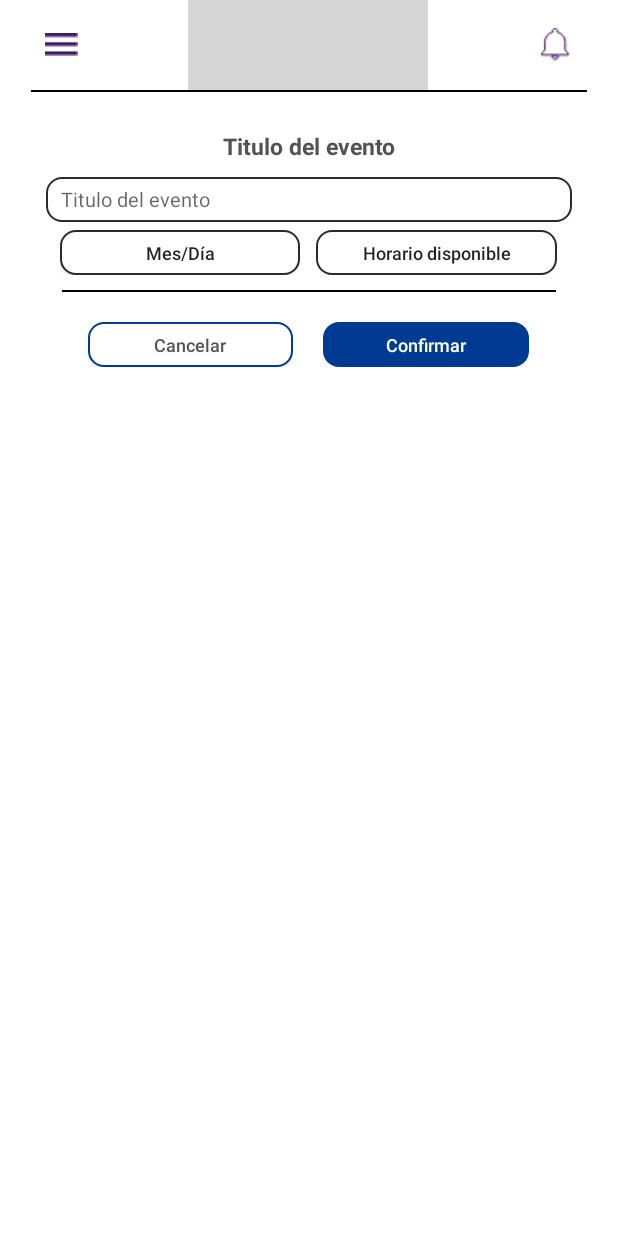
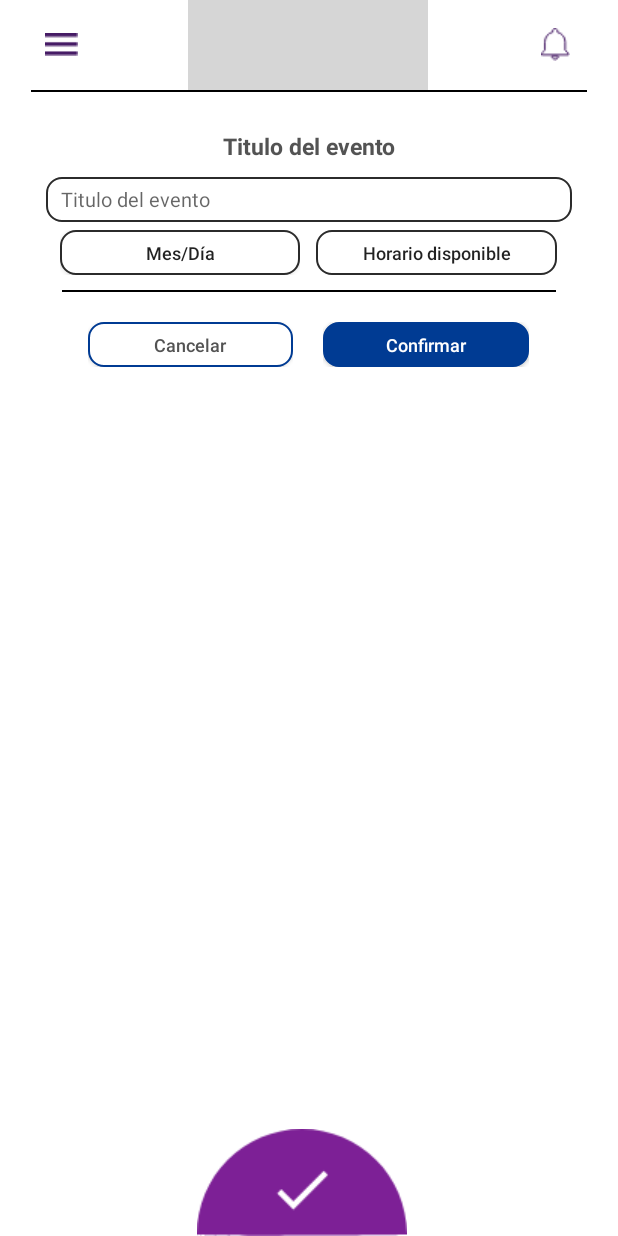
Before and after one commit to aguitech/SamemoonAndroid, an Android app: the Agregar_evento screen opened directly, with no data from a screen before it, after a tap on "Confirmar", on a phone screen of 412 x 824 dp. Run offline under Robolectric (Android 15) with nearby library versions, the phone set to English and light mode, and no system bars; grey boxes are pictures that could not be loaded.

Commit message:
Cambios en android

```diff
--- a/app/src/main/java/com/samemoon/app/Agregar_evento.java
+++ b/app/src/main/java/com/samemoon/app/Agregar_evento.java
@@ -321,6 +321,13 @@ public class Agregar_evento extends AppCompatActivity {
         startActivity(i);
     }
 
+    public void agregarEvento(View v){
+        /*
+        Intent i = new Intent(Lista_eventos.this, Agregar_evento.class);
+        startActivity(i);
+        */
+    }
+
     public void changeDate(View v){
 
     }
@@ -338,10 +345,13 @@ public class Agregar_evento extends AppCompatActivity {
         Button btnCliente = (Button) findViewById(R.id.btnCliente);
 
 
-        showMsg(btnMesDia.getText());
+        //showMsg(btnMesDia.getText());
+
         //showMsg(btnHora.getText());
         //showMsg(btnCliente.getText());
 
+
+        /*DESCOMENTAR
         //_url = "http://aguitech.com/samemoon/cobradores/ios_agregar_evento.php?id_usuario=" + Integer.toString(selCliente) + "&idvh=" + Integer.toString(selVeterinario) + "&id_servicio=" + Integer.toString(selServicio) + "&motivo="+ URLEncoder.encode(txtMotivoCita.getText().toString()) + "&fecha=" + URLEncoder.encode(btnMesDia.getText().toString()) + "&hora=" + URLEncoder.encode(btnHora.getText().toString()) + "&id_veterinario=" + String.valueOf(valueID) + "&id_mascota=" + Integer.toString(selMascota);
         _url = "http://aguitech.com/samemoon/cobradores/ios_agregar_evento.php?evento="+ URLEncoder.encode(txtMotivoCita.getText().toString()) + "&fecha=" + URLEncoder.encode(btnMesDia.getText().toString()) + "&hora=" + URLEncoder.encode(btnHora.getText().toString()) + "&id_usuario=" + String.valueOf(valueID);
         //new Agregar_evento.RetrieveFeedTask().execute();
@@ -349,8 +359,22 @@ public class Agregar_evento extends AppCompatActivity {
         btnGuardar.setEnabled(false);
         new Agregar_evento.RetrieveFeedTask().execute();
 
+        */
+
+
+        if(txtMotivoCita.getText().toString().length() < 1 || btnHora.getText().toString().equals("Horario disponible") || btnMesDia.getText().toString().equals("Mes/Día")){
+            showMsg("Todos los campos son necesarios.");
+        } else {
+
+
+            //_url = "http://hyperion.init-code.com/zungu/app/vt_agregar_cita.php?id_usuario=" + Integer.toString(selCliente) + "&idvh=" + Integer.toString(selVeterinario) + "&id_servicio=" + Integer.toString(selServicio) + "&motivo="+ URLEncoder.encode(txtMotivoCita.getText().toString()) + "&fecha=" + URLEncoder.encode(btnMesDia.getText().toString()) + "&hora=" + URLEncoder.encode(btnHora.getText().toString()) + "&id_veterinario=" + String.valueOf(valueID) + "&id_mascota=" + Integer.toString(selMascota);
+            _url = "http://aguitech.com/samemoon/cobradores/ios_agregar_evento.php?evento="+ URLEncoder.encode(txtMotivoCita.getText().toString()) + "&fecha=" + URLEncoder.encode(btnMesDia.getText().toString()) + "&hora=" + URLEncoder.encode(btnHora.getText().toString()) + "&id_usuario=" + String.valueOf(valueID);
+            btnGuardar.setEnabled(false);
+            new Agregar_evento.RetrieveFeedTask().execute();
+        }
         /*
         DESCOMENTAR
+
 
         if(txtMotivoCita.getText().toString().length() < 1 || selVeterinario == 0 || selServicio == 0 || selCliente == 0 || btnHora.getText().toString().equals("Horario disponible") || btnMesDia.getText().toString().equals("Mes/Día")){
             showMsg("Todos los campos son necesarios.");
@@ -410,7 +434,8 @@ public class Agregar_evento extends AppCompatActivity {
 
                 try {
                     JSONObject object = (JSONObject) new JSONTokener(response).nextValue();
-                    int ID = object.getInt("id_cita");
+                    int ID = object.getInt("id_evento");
+                    //int ID = object.getInt("id_cita");
                     //String NOMBRE = object.getString("nombre");
                     //CharSequence text;
 
@@ -427,7 +452,8 @@ public class Agregar_evento extends AppCompatActivity {
                         Intent i = new Intent(Agregar_evento.this, Lista_eventos.class);
                         startActivity(i);
 
-                        showMsg("Se ha agendado la cita");
+                        //showMsg("Se ha agendado la cita");
+                        showMsg("Se ha agendado el evento");
                     }
 
                 } catch (JSONException e) {
--- a/app/src/main/java/com/samemoon/app/Lista_eventos.java
+++ b/app/src/main/java/com/samemoon/app/Lista_eventos.java
@@ -110,6 +110,11 @@ public class Lista_eventos extends AppCompatActivity {
 
     public void goMenu(View v){
         Intent i = new Intent(Lista_eventos.this, Menu.class);
+        startActivity(i);
+    }
+
+    public void agregarEvento(View v){
+        Intent i = new Intent(Lista_eventos.this, Agregar_evento.class);
         startActivity(i);
     }
     /*
--- a/app/src/main/res/layout/activity_agregar_evento.xml
+++ b/app/src/main/res/layout/activity_agregar_evento.xml
@@ -446,4 +446,26 @@
         </LinearLayout>
     </LinearLayout>
 
+    <LinearLayout
+        android:layout_width="match_parent"
+        android:weightSum="1"
+        android:gravity="bottom"
+        android:layout_height="match_parent">
+        <LinearLayout
+            android:layout_width="0dp"
+            android:layout_weight="0.32"
+            android:layout_height="wrap_content">
+
+        </LinearLayout>
+        <LinearLayout
+            android:layout_width="0dp"
+            android:layout_weight="0.36"
+            android:layout_height="wrap_content"
+            android:onClick="confirmar">
+            <ImageView
+                android:layout_width="wrap_content"
+                android:layout_height="wrap_content"
+                android:src="@drawable/btn_listo"/>
+        </LinearLayout>
+    </LinearLayout>
 </RelativeLayout>
```
Also changed, not shown: app/src/main/res/layout/activity_lista_eventos.xml (+31 -0 lines), 14 other files.
